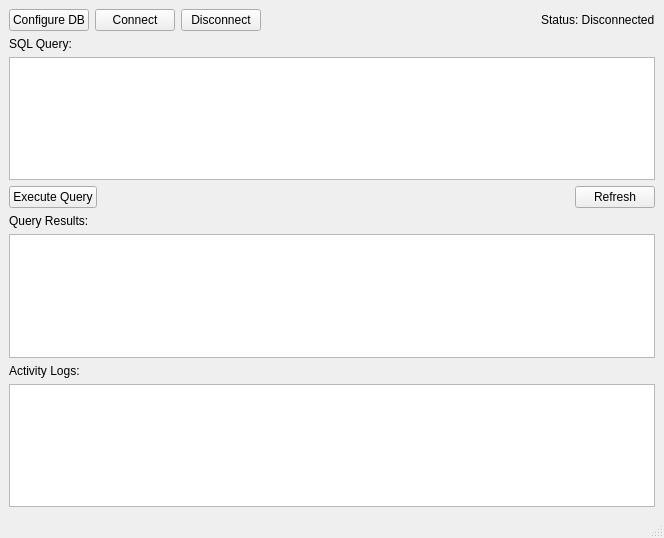
Old version of the form mainwindow.ui in the repository lawrenceegr/OneDB.
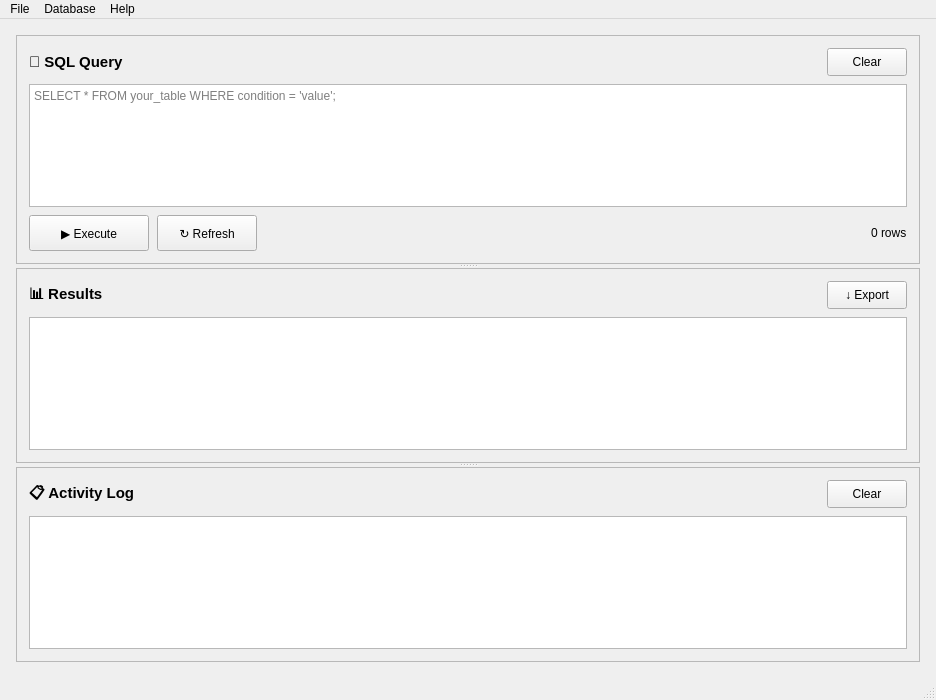
New version of the form.

```diff
--- a/mainwindow.ui
+++ b/mainwindow.ui
@@ -6,8 +6,8 @@
    <rect>
     <x>0</x>
     <y>0</y>
-    <width>664</width>
-    <height>538</height>
+    <width>936</width>
+    <height>700</height>
    </rect>
   </property>
   <property name="windowTitle">
@@ -15,31 +15,66 @@
   </property>
   <widget class="QWidget" name="centralwidget">
    <layout class="QVBoxLayout" name="verticalLayout">
-    <item>
-     <layout class="QHBoxLayout" name="horizontalLayout">
-      <item>
-       <widget class="QPushButton" name="configButton">
-        <property name="text">
-         <string>Configure DB</string>
-        </property>
-       </widget>
-      </item>
+    <property name="spacing">
+     <number>12</number>
+    </property>
+    <property name="leftMargin">
+     <number>16</number>
+    </property>
+    <property name="topMargin">
+     <number>16</number>
+    </property>
+    <property name="rightMargin">
+     <number>16</number>
+    </property>
+    <property name="bottomMargin">
+     <number>16</number>
+    </property>
       <item>
-       <widget class="QPushButton" name="connectButton">
-        <property name="text">
-         <string>Connect</string>
-        </property>
-       </widget>
-      </item>
+     <widget class="QSplitter" name="mainSplitter">
+      <property name="orientation">
+       <enum>Qt::Orientation::Vertical</enum>
+      </property>
+      <widget class="QFrame" name="queryFrame">
+       <property name="frameShape">
+        <enum>QFrame::Shape::StyledPanel</enum>
+       </property>
+       <property name="frameShadow">
+        <enum>QFrame::Shadow::Raised</enum>
+       </property>
+       <layout class="QVBoxLayout" name="queryFrameLayout">
+        <property name="spacing">
+         <number>8</number>
+        </property>
+        <property name="leftMargin">
+         <number>12</number>
+        </property>
+        <property name="topMargin">
+         <number>12</number>
+        </property>
+        <property name="rightMargin">
+         <number>12</number>
+        </property>
+        <property name="bottomMargin">
+         <number>12</number>
+        </property>
       <item>
-       <widget class="QPushButton" name="disconnectButton">
+         <layout class="QHBoxLayout" name="queryHeaderLayout">
+          <item>
+           <widget class="QLabel" name="queryLabel">
+            <property name="font">
+             <font>
+              <pointsize>11</pointsize>
+              <bold>true</bold>
+             </font>
+            </property>
         <property name="text">
-         <string>Disconnect</string>
+             <string>📝 SQL Query</string>
         </property>
        </widget>
       </item>
       <item>
-       <spacer name="horizontalSpacer">
+           <spacer name="queryHeaderSpacer">
         <property name="orientation">
          <enum>Qt::Orientation::Horizontal</enum>
         </property>
@@ -52,74 +87,245 @@
        </spacer>
       </item>
       <item>
-       <widget class="QLabel" name="statusLabel">
+           <widget class="QPushButton" name="clearQueryButton">
+            <property name="minimumSize">
+             <size>
+              <width>70</width>
+              <height>28</height>
+             </size>
+            </property>
         <property name="text">
-         <string>Status: Disconnected</string>
+             <string>Clear</string>
         </property>
        </widget>
       </item>
      </layout>
     </item>
     <item>
-     <widget class="QLabel" name="queryLable">
-      <property name="text">
-       <string>SQL Query:</string>
+         <widget class="QTextEdit" name="queryEdit">
+          <property name="minimumSize">
+           <size>
+            <width>0</width>
+            <height>100</height>
+           </size>
+          </property>
+          <property name="placeholderText">
+           <string>SELECT * FROM your_table WHERE condition = 'value';</string>
       </property>
      </widget>
     </item>
     <item>
-     <widget class="QTextEdit" name="queryEdit"/>
-    </item>
-    <item>
-     <layout class="QHBoxLayout" name="horizontalLayout_2">
+         <layout class="QHBoxLayout" name="queryActionsLayout">
+          <property name="spacing">
+           <number>8</number>
+          </property>
       <item>
        <widget class="QPushButton" name="queryButton">
-        <property name="text">
-         <string>Execute Query</string>
-        </property>
-       </widget>
-      </item>
-      <item>
-       <spacer name="horizontalSpacer_2">
-        <property name="orientation">
-         <enum>Qt::Orientation::Horizontal</enum>
-        </property>
-        <property name="sizeHint" stdset="0">
+            <property name="minimumSize">
          <size>
-          <width>40</width>
-          <height>20</height>
-         </size>
-        </property>
-       </spacer>
+              <width>120</width>
+              <height>36</height>
+             </size>
+            </property>
+            <property name="text">
+             <string>▶ Execute</string>
+            </property>
+           </widget>
       </item>
       <item>
        <widget class="QPushButton" name="refreshButton">
+            <property name="minimumSize">
+             <size>
+              <width>100</width>
+              <height>36</height>
+             </size>
+            </property>
         <property name="text">
-         <string>Refresh</string>
+             <string>↻ Refresh</string>
         </property>
        </widget>
       </item>
-     </layout>
-    </item>
+          <item>
+           <spacer name="horizontalSpacer_2">
+            <property name="orientation">
+             <enum>Qt::Orientation::Horizontal</enum>
+            </property>
+            <property name="sizeHint" stdset="0">
+             <size>
+              <width>40</width>
+              <height>20</height>
+             </size>
+            </property>
+           </spacer>
+          </item>
+          <item>
+           <widget class="QLabel" name="rowCountLabel">
+            <property name="text">
+             <string>0 rows</string>
+            </property>
+           </widget>
+          </item>
+         </layout>
+        </item>
+       </layout>
+      </widget>
+      <widget class="QFrame" name="resultsFrame">
+       <property name="frameShape">
+        <enum>QFrame::Shape::StyledPanel</enum>
+       </property>
+       <property name="frameShadow">
+        <enum>QFrame::Shadow::Raised</enum>
+       </property>
+       <layout class="QVBoxLayout" name="resultsFrameLayout">
+        <property name="spacing">
+         <number>8</number>
+        </property>
+        <property name="leftMargin">
+         <number>12</number>
+        </property>
+        <property name="topMargin">
+         <number>12</number>
+        </property>
+        <property name="rightMargin">
+         <number>12</number>
+        </property>
+        <property name="bottomMargin">
+         <number>12</number>
+        </property>
+        <item>
+         <layout class="QHBoxLayout" name="resultsHeaderLayout">
     <item>
      <widget class="QLabel" name="resultLabel">
+            <property name="font">
+             <font>
+              <pointsize>11</pointsize>
+              <bold>true</bold>
+             </font>
+            </property>
       <property name="text">
-       <string>Query Results:</string>
+             <string>📊 Results</string>
       </property>
      </widget>
     </item>
     <item>
-     <widget class="QTableView" name="resultView"/>
-    </item>
+           <spacer name="resultsHeaderSpacer">
+            <property name="orientation">
+             <enum>Qt::Orientation::Horizontal</enum>
+            </property>
+            <property name="sizeHint" stdset="0">
+             <size>
+              <width>40</width>
+              <height>20</height>
+             </size>
+            </property>
+           </spacer>
+          </item>
+          <item>
+           <widget class="QPushButton" name="exportButton">
+            <property name="minimumSize">
+             <size>
+              <width>80</width>
+              <height>28</height>
+             </size>
+            </property>
+            <property name="text">
+             <string>↓ Export</string>
+            </property>
+           </widget>
+          </item>
+         </layout>
+        </item>
+        <item>
+         <widget class="QTableView" name="resultView">
+          <property name="alternatingRowColors">
+           <bool>true</bool>
+          </property>
+          <property name="selectionBehavior">
+           <enum>QAbstractItemView::SelectionBehavior::SelectRows</enum>
+          </property>
+         </widget>
+        </item>
+       </layout>
+      </widget>
+      <widget class="QFrame" name="activityFrame">
+       <property name="frameShape">
+        <enum>QFrame::Shape::StyledPanel</enum>
+       </property>
+       <property name="frameShadow">
+        <enum>QFrame::Shadow::Raised</enum>
+       </property>
+       <layout class="QVBoxLayout" name="activityFrameLayout">
+        <property name="spacing">
+         <number>8</number>
+        </property>
+        <property name="leftMargin">
+         <number>12</number>
+        </property>
+        <property name="topMargin">
+         <number>12</number>
+        </property>
+        <property name="rightMargin">
+         <number>12</number>
+        </property>
+        <property name="bottomMargin">
+         <number>12</number>
+        </property>
+        <item>
+         <layout class="QHBoxLayout" name="activityHeaderLayout">
     <item>
      <widget class="QLabel" name="activityLabel">
+            <property name="font">
+             <font>
+              <pointsize>11</pointsize>
+              <bold>true</bold>
+             </font>
+            </property>
       <property name="text">
-       <string>Activity Logs:</string>
+             <string>📋 Activity Log</string>
       </property>
      </widget>
     </item>
     <item>
-     <widget class="QListView" name="activityView"/>
+           <spacer name="activityHeaderSpacer">
+            <property name="orientation">
+             <enum>Qt::Orientation::Horizontal</enum>
+            </property>
+            <property name="sizeHint" stdset="0">
+             <size>
+              <width>40</width>
+              <height>20</height>
+             </size>
+            </property>
+           </spacer>
+          </item>
+          <item>
+           <widget class="QPushButton" name="clearLogButton">
+            <property name="minimumSize">
+             <size>
+              <width>70</width>
+              <height>28</height>
+             </size>
+            </property>
+            <property name="text">
+             <string>Clear</string>
+            </property>
+           </widget>
+          </item>
+         </layout>
+        </item>
+        <item>
+         <widget class="QListView" name="activityView">
+          <property name="minimumSize">
+           <size>
+            <width>0</width>
+            <height>80</height>
+           </size>
+          </property>
+         </widget>
+        </item>
+       </layout>
+      </widget>
+     </widget>
     </item>
    </layout>
   </widget>
@@ -128,10 +334,34 @@
     <rect>
      <x>0</x>
      <y>0</y>
-     <width>664</width>
+     <width>936</width>
      <height>21</height>
     </rect>
    </property>
+   <widget class="QMenu" name="menuFile">
+    <property name="title">
+     <string>File</string>
+    </property>
+    <addaction name="separator"/>
+    <addaction name="actionNew_Database"/>
+    <addaction name="actionOpen_Database"/>
+   </widget>
+   <widget class="QMenu" name="menuHelp">
+    <property name="title">
+     <string>Help</string>
+    </property>
+    <addaction name="actionAbout"/>
+   </widget>
+   <widget class="QMenu" name="menuDatabase">
+    <property name="title">
+     <string>Database</string>
+    </property>
+    <addaction name="actionConnect"/>
+    <addaction name="actionDisconnect"/>
+   </widget>
+   <addaction name="menuFile"/>
+   <addaction name="menuDatabase"/>
+   <addaction name="menuHelp"/>
   </widget>
   <widget class="QStatusBar" name="statusbar"/>
  </widget>
```
Left out of the diff: 27 changed lines with no effect on the pictures. Lines whose indentation alone changed are shown as unchanged.
